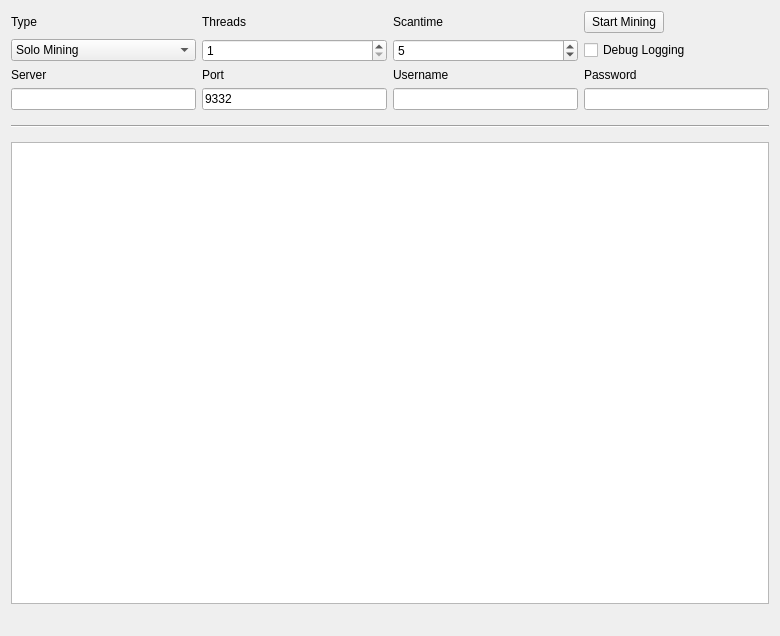
Old version of the form src/qt/forms/miningpage - Copy.ui in the repository G2C/G2C.
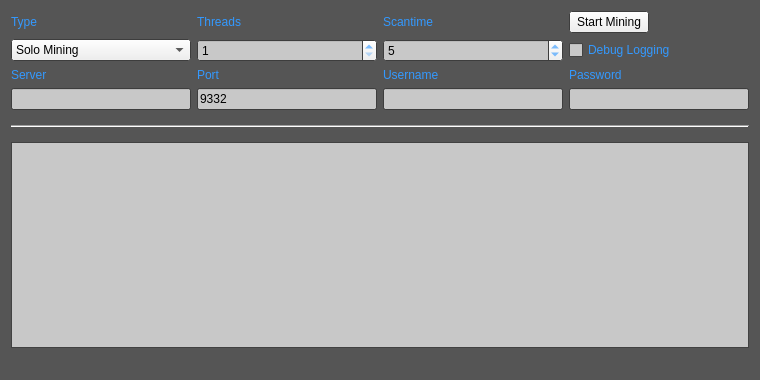
New version of the form.

What changed in the file:
```diff
--- a/src/qt/forms/miningpage - Copy.ui
+++ b/src/qt/forms/miningpage - Copy.ui
@@ -6,12 +6,100 @@
    <rect>
     <x>0</x>
     <y>0</y>
-    <width>780</width>
-    <height>636</height>
+    <width>760</width>
+    <height>380</height>
    </rect>
   </property>
-  <property name="windowTitle">
-   <string>Mining</string>
+  <property name="palette">
+   <palette>
+    <active>
+     <colorrole role="WindowText">
+      <brush brushstyle="SolidPattern">
+       <color alpha="255">
+        <red>51</red>
+        <green>153</green>
+        <blue>255</blue>
+       </color>
+      </brush>
+     </colorrole>
+     <colorrole role="Base">
+      <brush brushstyle="SolidPattern">
+       <color alpha="255">
+        <red>200</red>
+        <green>200</green>
+        <blue>200</blue>
+       </color>
+      </brush>
+     </colorrole>
+     <colorrole role="Window">
+      <brush brushstyle="SolidPattern">
+       <color alpha="255">
+        <red>85</red>
+        <green>85</green>
+        <blue>85</blue>
+       </color>
+      </brush>
+     </colorrole>
+    </active>
+    <inactive>
+     <colorrole role="WindowText">
+      <brush brushstyle="SolidPattern">
+       <color alpha="255">
+        <red>51</red>
+        <green>153</green>
+        <blue>255</blue>
+       </color>
+      </brush>
+     </colorrole>
+     <colorrole role="Base">
+      <brush brushstyle="SolidPattern">
+       <color alpha="255">
+        <red>200</red>
+        <green>200</green>
+        <blue>200</blue>
+       </color>
+      </brush>
+     </colorrole>
+     <colorrole role="Window">
+      <brush brushstyle="SolidPattern">
+       <color alpha="255">
+        <red>85</red>
+        <green>85</green>
+        <blue>85</blue>
+       </color>
+      </brush>
+     </colorrole>
+    </inactive>
+    <disabled>
+     <colorrole role="WindowText">
+      <brush brushstyle="SolidPattern">
+       <color alpha="255">
+        <red>120</red>
+        <green>120</green>
+        <blue>120</blue>
+       </color>
+      </brush>
+     </colorrole>
+     <colorrole role="Base">
+      <brush brushstyle="SolidPattern">
+       <color alpha="255">
+        <red>85</red>
+        <green>85</green>
+        <blue>85</blue>
+       </color>
+      </brush>
+     </colorrole>
+     <colorrole role="Window">
+      <brush brushstyle="SolidPattern">
+       <color alpha="255">
+        <red>85</red>
+        <green>85</green>
+        <blue>85</blue>
+       </color>
+      </brush>
+     </colorrole>
+    </disabled>
+   </palette>
   </property>
   <layout class="QGridLayout" name="gridLayout">
    <property name="sizeConstraint">
```
